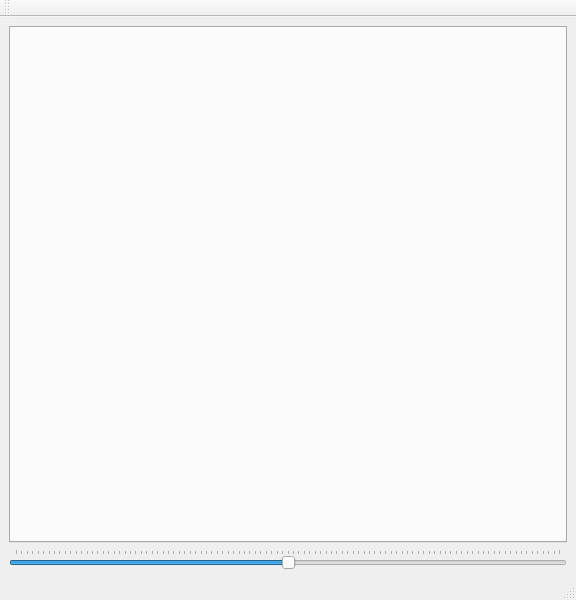
The window that gui/MainWindow.ui (gocpaz/chupa) describes before a commit, drawn with Qt 5.
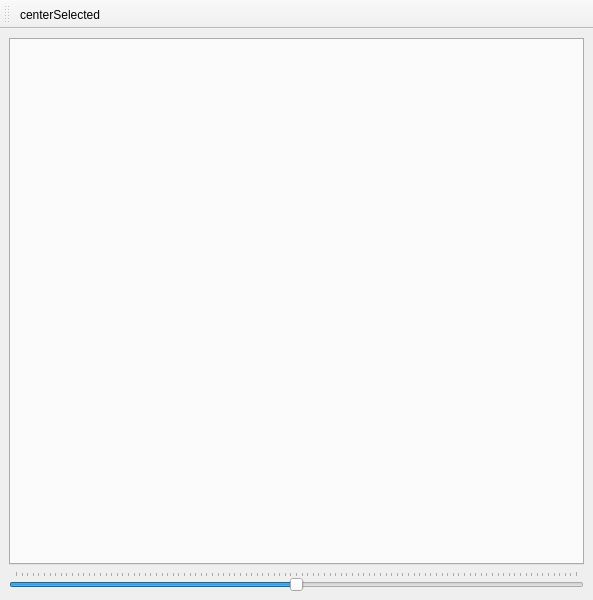
The same window after the commit. Icons and pictures are not drawn.

The edit to the form file:
```diff
--- a/gui/MainWindow.ui
+++ b/gui/MainWindow.ui
@@ -6,7 +6,7 @@
    <rect>
     <x>0</x>
     <y>0</y>
-    <width>576</width>
+    <width>593</width>
     <height>600</height>
    </rect>
   </property>
@@ -17,8 +17,8 @@
    <bool>false</bool>
   </property>
   <widget class="QWidget" name="centralwidget">
-   <layout class="QGridLayout" name="gridLayout">
-    <item row="0" column="0">
+   <layout class="QVBoxLayout" name="verticalLayout_2">
+    <item>
      <layout class="QVBoxLayout" name="verticalLayout">
       <item>
        <widget class="QTabWidget" name="tabWidget">
@@ -66,7 +66,6 @@
     </rect>
    </property>
   </widget>
-  <widget class="QStatusBar" name="statusbar"/>
   <widget class="QToolBar" name="toolBar">
    <property name="windowTitle">
     <string>toolBar</string>
@@ -77,7 +76,21 @@
    <attribute name="toolBarBreak">
     <bool>false</bool>
    </attribute>
+   <addaction name="actionCenterSelected"/>
   </widget>
+  <action name="actionCenterSelected">
+   <property name="icon">
+    <iconset>
+     <normalon>:/btn/images/zoom-select.png</normalon>
+    </iconset>
+   </property>
+   <property name="text">
+    <string>centerSelected</string>
+   </property>
+   <property name="toolTip">
+    <string>Center view on selected item</string>
+   </property>
+  </action>
  </widget>
  <resources/>
  <connections/>
```
Left out of the diff: 8 changed lines with no effect on the pictures.
